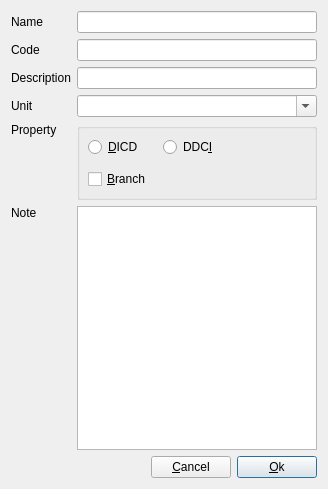
Old version of the form dialog/editnode/editnodefinance.ui in the repository YtxCash/YTX.
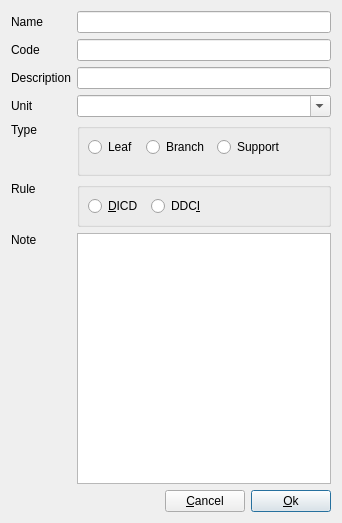
New version of the form. Custom widgets are drawn as their Qt base class.

Commit message: branch 和 is_helper 合并为NodeType类型，使用int表示，代理重绘；需要测试

What changed in the file:
```diff
--- a/dialog/editnode/editnodefinance.ui
+++ b/dialog/editnode/editnodefinance.ui
@@ -6,13 +6,13 @@
    <rect>
     <x>0</x>
     <y>0</y>
-    <width>328</width>
-    <height>489</height>
+    <width>342</width>
+    <height>523</height>
    </rect>
   </property>
-  <layout class="QGridLayout" name="gridLayout_2" columnstretch="0,0,0,0">
-   <item row="10" column="2">
-    <widget class="QPushButton" name="pBtnCancel">
+  <layout class="QGridLayout" name="gridLayout_3">
+   <item row="8" column="3">
+    <widget class="QPushButton" name="pBtnOk">
      <property name="sizePolicy">
       <sizepolicy hsizetype="Fixed" vsizetype="Fixed">
        <horstretch>0</horstretch>
@@ -20,61 +20,40 @@
       </sizepolicy>
      </property>
      <property name="text">
-      <string>&amp;Cancel</string>
+      <string>&amp;Ok</string>
      </property>
+     <property name="default">
+      <bool>true</bool>
+     </property>
     </widget>
    </item>
-   <item row="1" column="0">
-    <widget class="QLabel" name="labCode">
-     <property name="text">
-      <string>Code</string>
+   <item row="7" column="1" colspan="3">
+    <widget class="PlainTextEdit" name="plainNote">
+     <property name="tabChangesFocus">
+      <bool>true</bool>
      </property>
-     <property name="buddy">
-      <cstring>lineCode</cstring>
-     </property>
     </widget>
    </item>
-   <item row="2" column="1" colspan="3">
-    <widget class="LineEdit" name="lineDescription">
+   <item row="5" column="0">
+    <widget class="QLabel" name="labProperty">
      <property name="sizePolicy">
-      <sizepolicy hsizetype="Preferred" vsizetype="Fixed">
+      <sizepolicy hsizetype="Preferred" vsizetype="Preferred">
        <horstretch>0</horstretch>
        <verstretch>0</verstretch>
       </sizepolicy>
      </property>
-    </widget>
-   </item>
-   <item row="3" column="0">
-    <widget class="QLabel" name="labUnit">
      <property name="text">
-      <string>Unit</string>
+      <string>Rule</string>
      </property>
+     <property name="alignment">
+      <set>Qt::AlignmentFlag::AlignLeading|Qt::AlignmentFlag::AlignLeft|Qt::AlignmentFlag::AlignTop</set>
+     </property>
      <property name="buddy">
-      <cstring>comboUnit</cstring>
+      <cstring>rBtnDICD</cstring>
      </property>
     </widget>
    </item>
-   <item row="0" column="1" colspan="3">
-    <widget class="LineEdit" name="lineName">
-     <property name="sizePolicy">
-      <sizepolicy hsizetype="Expanding" vsizetype="Fixed">
-       <horstretch>0</horstretch>
-       <verstretch>0</verstretch>
-      </sizepolicy>
-     </property>
-    </widget>
-   </item>
-   <item row="1" column="1" colspan="3">
-    <widget class="LineEdit" name="lineCode">
-     <property name="sizePolicy">
-      <sizepolicy hsizetype="Preferred" vsizetype="Fixed">
-       <horstretch>0</horstretch>
-       <verstretch>0</verstretch>
-      </sizepolicy>
-     </property>
-    </widget>
-   </item>
-   <item row="7" column="1" rowspan="2" colspan="3">
+   <item row="5" column="1" colspan="3">
     <widget class="QGroupBox" name="groupBox">
      <property name="title">
       <string/>
@@ -93,7 +72,7 @@
        <number>8</number>
       </property>
       <property name="spacing">
-       <number>12</number>
+       <number>8</number>
       </property>
       <item row="0" column="0">
        <widget class="QRadioButton" name="rBtnDICD">
@@ -121,20 +100,7 @@
         </property>
        </widget>
       </item>
-      <item row="1" column="0">
-       <widget class="QCheckBox" name="chkBoxBranch">
-        <property name="sizePolicy">
-         <sizepolicy hsizetype="Preferred" vsizetype="Fixed">
-          <horstretch>0</horstretch>
-          <verstretch>0</verstretch>
-         </sizepolicy>
-        </property>
-        <property name="text">
-         <string>&amp;Branch</string>
-        </property>
-       </widget>
-      </item>
-      <item row="0" column="2" rowspan="2">
+      <item row="0" column="2">
        <spacer name="horizontalSpacer_2">
         <property name="orientation">
          <enum>Qt::Orientation::Horizontal</enum>
@@ -142,7 +108,7 @@
         <property name="sizeHint" stdset="0">
          <size>
           <width>40</width>
-          <height>20</height>
+          <height>5</height>
          </size>
         </property>
        </spacer>
@@ -150,6 +116,71 @@
      </layout>
     </widget>
    </item>
+   <item row="7" column="0">
+    <widget class="QLabel" name="labNote">
+     <property name="sizePolicy">
+      <sizepolicy hsizetype="Preferred" vsizetype="Expanding">
+       <horstretch>0</horstretch>
+       <verstretch>0</verstretch>
+      </sizepolicy>
+     </property>
+     <property name="text">
+      <string>Note</string>
+     </property>
+     <property name="alignment">
+      <set>Qt::AlignmentFlag::AlignLeading|Qt::AlignmentFlag::AlignLeft|Qt::AlignmentFlag::AlignTop</set>
+     </property>
+     <property name="buddy">
+      <cstring>plainNote</cstring>
+     </property>
+    </widget>
+   </item>
+   <item row="0" column="1" colspan="3">
+    <widget class="LineEdit" name="lineName">
+     <property name="sizePolicy">
+      <sizepolicy hsizetype="Expanding" vsizetype="Fixed">
+       <horstretch>0</horstretch>
+       <verstretch>0</verstretch>
+      </sizepolicy>
+     </property>
+    </widget>
+   </item>
+   <item row="8" column="0" colspan="2">
+    <spacer name="horizontalSpacer">
+     <property name="orientation">
+      <enum>Qt::Orientation::Horizontal</enum>
+     </property>
+     <property name="sizeHint" stdset="0">
+      <size>
+       <width>111</width>
+       <height>20</height>
+      </size>
+     </property>
+    </spacer>
+   </item>
+   <item row="8" column="2">
+    <widget class="QPushButton" name="pBtnCancel">
+     <property name="sizePolicy">
+      <sizepolicy hsizetype="Fixed" vsizetype="Fixed">
+       <horstretch>0</horstretch>
+       <verstretch>0</verstretch>
+      </sizepolicy>
+     </property>
+     <property name="text">
+      <string>&amp;Cancel</string>
+     </property>
+    </widget>
+   </item>
+   <item row="2" column="1" colspan="3">
+    <widget class="LineEdit" name="lineDescription">
+     <property name="sizePolicy">
+      <sizepolicy hsizetype="Preferred" vsizetype="Fixed">
+       <horstretch>0</horstretch>
+       <verstretch>0</verstretch>
+      </sizepolicy>
+     </property>
+    </widget>
+   </item>
    <item row="2" column="0">
     <widget class="QLabel" name="labDescription">
      <property name="text">
@@ -160,6 +191,36 @@
      </property>
     </widget>
    </item>
+   <item row="3" column="0">
+    <widget class="QLabel" name="labUnit">
+     <property name="text">
+      <string>Unit</string>
+     </property>
+     <property name="buddy">
+      <cstring>comboUnit</cstring>
+     </property>
+    </widget>
+   </item>
+   <item row="1" column="1" colspan="3">
+    <widget class="LineEdit" name="lineCode">
+     <property name="sizePolicy">
+      <sizepolicy hsizetype="Preferred" vsizetype="Fixed">
+       <horstretch>0</horstretch>
+       <verstretch>0</verstretch>
+      </sizepolicy>
+     </property>
+    </widget>
+   </item>
+   <item row="1" column="0">
+    <widget class="QLabel" name="labCode">
+     <property name="text">
+      <string>Code</string>
+     </property>
+     <property name="buddy">
+      <cstring>lineCode</cstring>
+     </property>
+    </widget>
+   </item>
    <item row="3" column="1" colspan="3">
     <widget class="ComboBox" name="comboUnit">
      <property name="editable">
@@ -173,25 +234,6 @@
      </property>
     </widget>
    </item>
-   <item row="9" column="0">
-    <widget class="QLabel" name="labNote">
-     <property name="sizePolicy">
-      <sizepolicy hsizetype="Preferred" vsizetype="Expanding">
-       <horstretch>0</horstretch>
-       <verstretch>0</verstretch>
-      </sizepolicy>
-     </property>
-     <property name="text">
-      <string>Note</string>
-     </property>
-     <property name="alignment">
-      <set>Qt::AlignmentFlag::AlignLeading|Qt::AlignmentFlag::AlignLeft|Qt::AlignmentFlag::AlignTop</set>
-     </property>
-     <property name="buddy">
-      <cstring>plainNote</cstring>
-     </property>
-    </widget>
-   </item>
    <item row="0" column="0">
     <widget class="QLabel" name="labName">
      <property name="sizePolicy">
@@ -208,44 +250,8 @@
      </property>
     </widget>
    </item>
-   <item row="10" column="0" colspan="2">
-    <spacer name="horizontalSpacer">
-     <property name="orientation">
-      <enum>Qt::Orientation::Horizontal</enum>
-     </property>
-     <property name="sizeHint" stdset="0">
-      <size>
-       <width>111</width>
-       <height>20</height>
-      </size>
-     </property>
-    </spacer>
-   </item>
-   <item row="10" column="3">
-    <widget class="QPushButton" name="pBtnOk">
-     <property name="sizePolicy">
-      <sizepolicy hsizetype="Fixed" vsizetype="Fixed">
-       <horstretch>0</horstretch>
-       <verstretch>0</verstretch>
-      </sizepolicy>
-     </property>
-     <property name="text">
-      <string>&amp;Ok</string>
-     </property>
-     <property name="default">
-      <bool>true</bool>
-     </property>
-    </widget>
-   </item>
-   <item row="9" column="1" colspan="3">
-    <widget class="PlainTextEdit" name="plainNote">
-     <property name="tabChangesFocus">
-      <bool>true</bool>
-     </property>
-    </widget>
-   </item>
-   <item row="7" column="0" rowspan="2">
-    <widget class="QLabel" name="labProperty">
+   <item row="4" column="0">
+    <widget class="QLabel" name="labProperty_2">
      <property name="sizePolicy">
       <sizepolicy hsizetype="Preferred" vsizetype="Preferred">
        <horstretch>0</horstretch>
@@ -253,7 +259,7 @@
       </sizepolicy>
      </property>
      <property name="text">
-      <string>Property</string>
+      <string>Type</string>
      </property>
      <property name="alignment">
       <set>Qt::AlignmentFlag::AlignLeading|Qt::AlignmentFlag::AlignLeft|Qt::AlignmentFlag::AlignTop</set>
@@ -263,6 +269,82 @@
      </property>
     </widget>
    </item>
+   <item row="4" column="1" colspan="3">
+    <widget class="QGroupBox" name="groupBox_2">
+     <property name="title">
+      <string/>
+     </property>
+     <layout class="QGridLayout" name="gridLayout_2">
+      <property name="leftMargin">
+       <number>8</number>
+      </property>
+      <property name="topMargin">
+       <number>8</number>
+      </property>
+      <property name="rightMargin">
+       <number>8</number>
+      </property>
+      <property name="bottomMargin">
+       <number>8</number>
+      </property>
+      <property name="spacing">
+       <number>8</number>
+      </property>
+      <item row="0" column="0">
+       <widget class="QRadioButton" name="rBtnLeaf">
+        <property name="sizePolicy">
+         <sizepolicy hsizetype="Preferred" vsizetype="Fixed">
+          <horstretch>0</horstretch>
+          <verstretch>0</verstretch>
+         </sizepolicy>
+        </property>
+        <property name="text">
+         <string>Leaf</string>
+        </property>
+       </widget>
+      </item>
+      <item row="0" column="3" rowspan="2">
+       <spacer name="horizontalSpacer_3">
+        <property name="orientation">
+         <enum>Qt::Orientation::Horizontal</enum>
+        </property>
+        <property name="sizeHint" stdset="0">
+         <size>
+          <width>40</width>
+          <height>5</height>
+         </size>
+        </property>
+       </spacer>
+      </item>
+      <item row="0" column="1">
+       <widget class="QRadioButton" name="rBtnBranch">
+        <property name="sizePolicy">
+         <sizepolicy hsizetype="Preferred" vsizetype="Fixed">
+          <horstretch>0</horstretch>
+          <verstretch>0</verstretch>
+         </sizepolicy>
+        </property>
+        <property name="text">
+         <string>Branch</string>
+        </property>
+       </widget>
+      </item>
+      <item row="0" column="2">
+       <widget class="QRadioButton" name="rBtnSupport">
+        <property name="sizePolicy">
+         <sizepolicy hsizetype="Preferred" vsizetype="Fixed">
+          <horstretch>0</horstretch>
+          <verstretch>0</verstretch>
+         </sizepolicy>
+        </property>
+        <property name="text">
+         <string>Support</string>
+        </property>
+       </widget>
+      </item>
+     </layout>
+    </widget>
+   </item>
   </layout>
  </widget>
  <customwidgets>
```
Left out of the diff: 1 changed line with no effect on the pictures. The commit also changes 49 other files.
